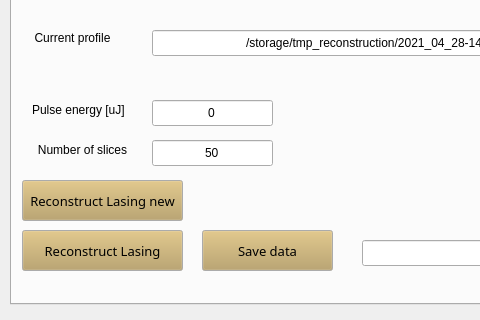
The window that GUI.ui (pdijksta/WakefieldAnalysis) describes before a commit, drawn with Qt 5; both pictures show x 0 to 480 and y 406 to 726 of the 962 by 856 pixel window.
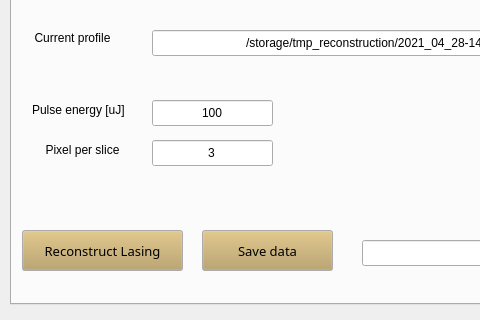
The same window after the commit.

Commit message: removed old lasing rec

What changed in the file:
```diff
--- a/GUI.ui
+++ b/GUI.ui
@@ -2217,7 +2217,7 @@
        </rect>
       </property>
       <property name="text">
-       <string>0</string>
+       <string>100</string>
       </property>
       <property name="alignment">
        <set>Qt::AlignCenter</set>
@@ -2246,7 +2246,7 @@
        </rect>
       </property>
       <property name="text">
-       <string>Number of slices</string>
+       <string>Pixel per slice</string>
       </property>
       <property name="alignment">
        <set>Qt::AlignCenter</set>
@@ -2262,7 +2262,7 @@
        </rect>
       </property>
       <property name="text">
-       <string>50</string>
+       <string>3</string>
       </property>
       <property name="alignment">
        <set>Qt::AlignCenter</set>
@@ -2356,62 +2356,6 @@
        <set>Qt::AlignCenter</set>
       </property>
      </widget>
-     <widget class="QPushButton" name="ReconstructLasingNew">
-      <property name="geometry">
-       <rect>
-        <x>10</x>
-        <y>560</y>
-        <width>161</width>
-        <height>41</height>
-       </rect>
-      </property>
-      <property name="palette">
-       <palette>
-        <active>
-         <colorrole role="Button">
-          <brush brushstyle="SolidPattern">
-           <color alpha="255">
-            <red>183</red>
-            <green>157</green>
-            <blue>92</blue>
-           </color>
-          </brush>
-         </colorrole>
-        </active>
-        <inactive>
-         <colorrole role="Button">
-          <brush brushstyle="SolidPattern">
-           <color alpha="255">
-            <red>183</red>
-            <green>157</green>
-            <blue>92</blue>
-           </color>
-          </brush>
-         </colorrole>
-        </inactive>
-        <disabled>
-         <colorrole role="Button">
-          <brush brushstyle="SolidPattern">
-           <color alpha="255">
-            <red>183</red>
-            <green>157</green>
-            <blue>92</blue>
-           </color>
-          </brush>
-         </colorrole>
-        </disabled>
-       </palette>
-      </property>
-      <property name="font">
-       <font>
-        <family>Sans Serif</family>
-        <pointsize>10</pointsize>
-       </font>
-      </property>
-      <property name="text">
-       <string>Reconstruct Lasing new</string>
-      </property>
-     </widget>
     </widget>
     <widget class="QWidget" name="tab_2">
      <attribute name="title">
```
Left out of the diff: 2 changed lines with no effect on the pictures. The commit also changes 1 other file.
